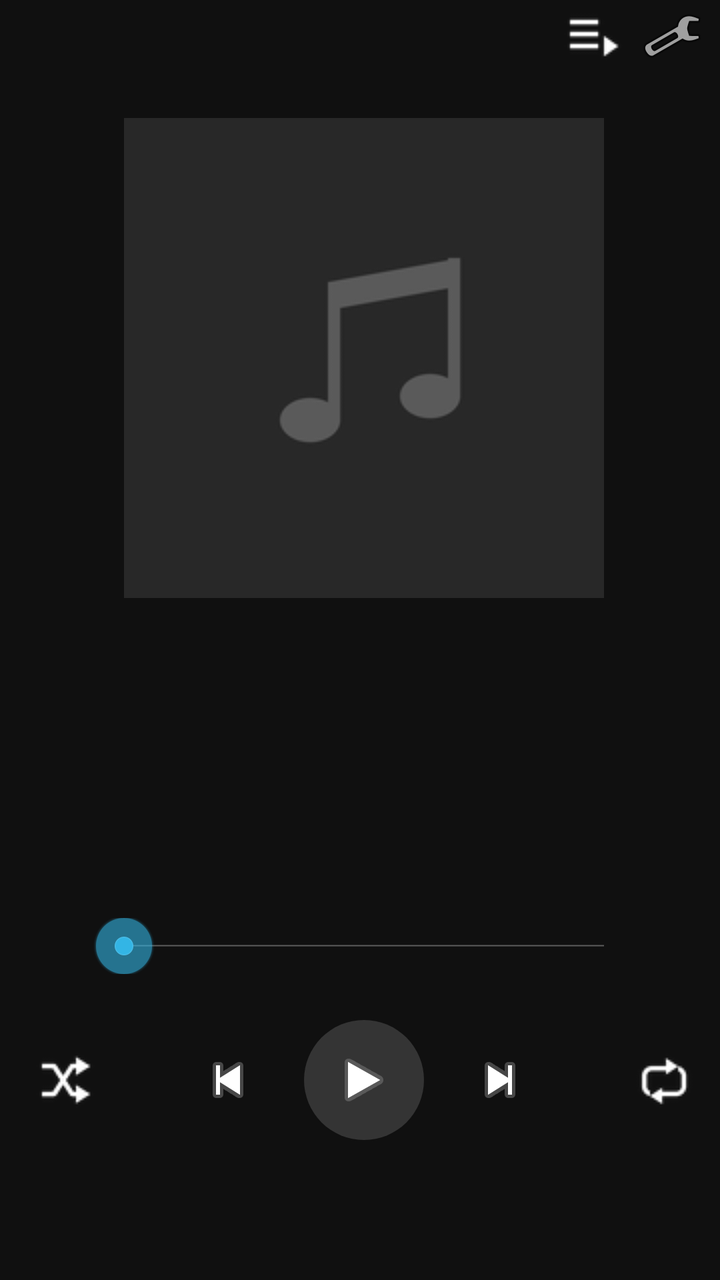
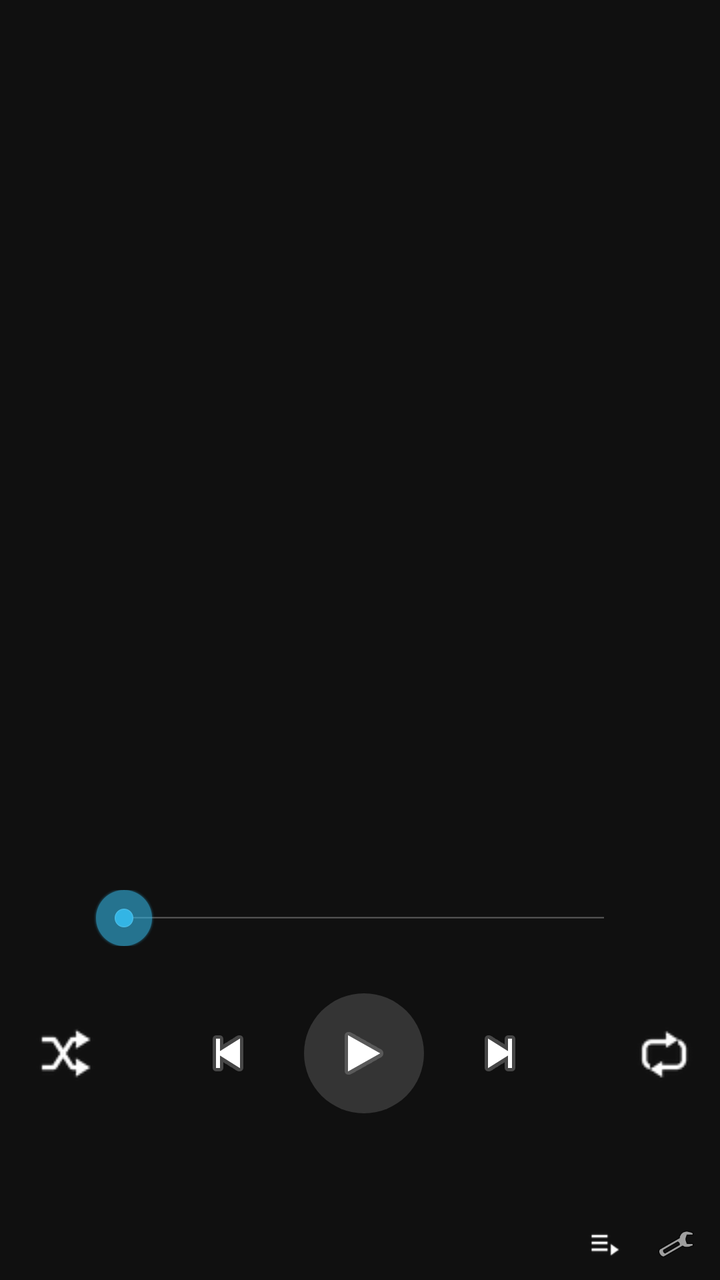

Compare the two renders of this Android layout. The source of the first and the diff that turns it into the second are given below.
<!-- AndroidManifest.xml: application theme android:Theme.Holo.NoActionBar -->
<!-- res/layout/activity_player.xml -->
<?xml version="1.0" encoding="utf-8"?>
<FrameLayout xmlns:android="http://schemas.android.com/apk/res/android"
    android:layout_width="match_parent"
    android:layout_height="match_parent"
    android:background="#ff101010">

    <LinearLayout
        android:id="@+id/player"
        android:layout_width="match_parent"
        android:layout_height="match_parent"
        android:orientation="vertical"
        android:paddingLeft="8dp"
        android:paddingRight="4dp">

        <LinearLayout
            android:layout_width="match_parent"
            android:layout_height="36dp"
            android:orientation="horizontal">

            <TextView
                android:id="@+id/status"
                android:layout_width="0dp"
                android:layout_height="match_parent"
                android:layout_weight="1"
                android:background="?android:attr/selectableItemBackground"
                android:ellipsize="end"
                android:gravity="center_vertical"
                android:maxLines="2"
                android:textColor="#ff33b5e5"
                android:textSize="12sp" />

            <ImageButton
                android:id="@+id/queue_button"
                android:layout_width="40dp"
                android:layout_height="36dp"
                android:background="?android:attr/selectableItemBackground"
                android:contentDescription="@string/queue"
                android:scaleType="centerInside"
                android:src="@drawable/ic_queue" />

            <ImageButton
                android:id="@+id/settings"
                android:layout_width="40dp"
                android:layout_height="36dp"
                android:background="?android:attr/selectableItemBackground"
                android:contentDescription="@string/settings"
                android:scaleType="centerInside"
                android:src="@android:drawable/ic_menu_preferences" />
        </LinearLayout>

        <View
            android:layout_width="match_parent"
            android:layout_height="0dp"
            android:layout_weight="1" />

        <ImageView
            android:id="@+id/artwork"
            android:layout_width="240dp"
            android:layout_height="240dp"
            android:layout_gravity="center_horizontal"
            android:contentDescription="@string/artwork"
            android:scaleType="centerCrop"
            android:src="@drawable/art_placeholder" />

        <View
            android:layout_width="match_parent"
            android:layout_height="0dp"
            android:layout_weight="3" />

        <TextView
            android:id="@+id/title"
            android:layout_width="match_parent"
            android:layout_height="wrap_content"
            android:ellipsize="marquee"
            android:gravity="center_horizontal"
            android:marqueeRepeatLimit="marquee_forever"
            android:paddingLeft="8dp"
            android:paddingRight="8dp"
            android:singleLine="true"
            android:textColor="#ffffffff"
            android:textSize="18sp" />

        <TextView
            android:id="@+id/subtitle"
            android:layout_width="match_parent"
            android:layout_height="wrap_content"
            android:layout_marginTop="2dp"
            android:ellipsize="end"
            android:gravity="center_horizontal"
            android:paddingLeft="8dp"
            android:paddingRight="8dp"
            android:singleLine="true"
            android:textColor="#ffaaaaaa"
            android:textSize="13sp" />

        <View
            android:layout_width="match_parent"
            android:layout_height="0dp"
            android:layout_weight="2" />

        <LinearLayout
            android:layout_width="match_parent"
            android:layout_height="28dp"
            android:gravity="center_vertical"
            android:orientation="horizontal">

            <TextView
                android:id="@+id/elapsed"
                android:layout_width="38dp"
                android:layout_height="wrap_content"
                android:gravity="right"
                android:textColor="#ffaaaaaa"
                android:textSize="11sp" />

            <SeekBar
                android:id="@+id/seek"
                android:layout_width="0dp"
                android:layout_height="wrap_content"
                android:layout_weight="1"
                android:paddingLeft="12dp"
                android:paddingRight="12dp" />

            <TextView
                android:id="@+id/duration"
                android:layout_width="38dp"
                android:layout_height="wrap_content"
                android:gravity="left"
                android:textColor="#ffaaaaaa"
                android:textSize="11sp" />
        </LinearLayout>

        <View
            android:layout_width="match_parent"
            android:layout_height="0dp"
            android:layout_weight="1" />

        
        <LinearLayout
            android:layout_width="match_parent"
            android:layout_height="60dp"
            android:gravity="center"
            android:orientation="horizontal">

            <ImageButton
                android:id="@+id/shuffle"
                android:layout_width="48dp"
                android:layout_height="56dp"
                android:background="?android:attr/selectableItemBackground"
                android:contentDescription="@string/shuffle"
                android:scaleType="centerInside"
                android:src="@drawable/ic_shuffle" />

            <View
                android:layout_width="0dp"
                android:layout_height="match_parent"
                android:layout_weight="1" />

            <ImageButton
                android:id="@+id/prev"
                android:layout_width="56dp"
                android:layout_height="56dp"
                android:background="?android:attr/selectableItemBackground"
                android:contentDescription="@string/prev"
                android:scaleType="centerInside"
                android:src="@android:drawable/ic_media_previous" />

            <ImageButton
                android:id="@+id/play_pause"
                android:layout_width="60dp"
                android:layout_height="60dp"
                android:layout_marginLeft="10dp"
                android:layout_marginRight="10dp"
                android:background="@drawable/play_button_bg"
                android:contentDescription="@string/play_pause"
                android:scaleType="centerInside"
                android:src="@android:drawable/ic_media_play" />

            <ImageButton
                android:id="@+id/next"
                android:layout_width="56dp"
                android:layout_height="56dp"
                android:background="?android:attr/selectableItemBackground"
                android:contentDescription="@string/next"
                android:scaleType="centerInside"
                android:src="@android:drawable/ic_media_next" />

            <View
                android:layout_width="0dp"
                android:layout_height="match_parent"
                android:layout_weight="1" />

            <ImageButton
                android:id="@+id/repeat"
                android:layout_width="48dp"
                android:layout_height="56dp"
                android:background="?android:attr/selectableItemBackground"
                android:contentDescription="@string/repeat"
                android:scaleType="centerInside"
                android:src="@drawable/ic_repeat" />
        </LinearLayout>

        <View
            android:layout_width="match_parent"
            android:layout_height="0dp"
            android:layout_weight="3" />
    </LinearLayout>

    
    <LinearLayout
        android:id="@+id/queue_panel"
        android:layout_width="match_parent"
        android:layout_height="match_parent"
        android:layout_marginTop="36dp"
        android:background="@drawable/queue_panel_bg"
        android:clickable="true"
        android:orientation="vertical"
        android:visibility="gone">

        <LinearLayout
            android:id="@+id/queue_header"
            android:layout_width="match_parent"
            android:layout_height="44dp"
            android:gravity="center_vertical"
            android:orientation="horizontal"
            android:paddingLeft="12dp">

            <TextView
                android:layout_width="0dp"
                android:layout_height="wrap_content"
                android:layout_weight="1"
                android:drawableTop="@drawable/queue_handle"
                android:drawablePadding="4dp"
                android:gravity="left"
                android:text="@string/queue_title"
                android:textColor="#ffffffff"
                android:textSize="16sp" />

            <ImageButton
                android:id="@+id/queue_close"
                android:layout_width="44dp"
                android:layout_height="44dp"
                android:background="?android:attr/selectableItemBackground"
                android:contentDescription="@string/close"
                android:scaleType="centerInside"
                android:src="@android:drawable/ic_menu_close_clear_cancel" />
        </LinearLayout>

        <ListView
            android:id="@+id/queue_list"
            android:layout_width="match_parent"
            android:layout_height="0dp"
            android:layout_weight="1"
            android:divider="#22ffffff"
            android:dividerHeight="1px"
            android:fadingEdge="vertical" />

        <TextView
            android:id="@+id/queue_empty"
            android:layout_width="match_parent"
            android:layout_height="0dp"
            android:layout_weight="1"
            android:gravity="center"
            android:text="@string/queue_empty"
            android:textColor="#ffaaaaaa"
            android:textSize="14sp"
            android:visibility="gone" />
    </LinearLayout>
</FrameLayout>
<!-- resources referenced by this layout -->
<resources>
  <!-- drawable art_placeholder: png bitmap (drawable-mdpi, 1933 bytes) -->
  <!-- drawable ic_queue: png bitmap (drawable-mdpi, 389 bytes) -->
  <!-- drawable ic_repeat: png bitmap (drawable-mdpi, 693 bytes) -->
  <!-- drawable ic_shuffle: png bitmap (drawable-mdpi, 691 bytes) -->
  <!-- drawable play_button_bg (drawable) -->
  <?xml version="1.0" encoding="utf-8"?>
  <selector xmlns:android="http://schemas.android.com/apk/res/android">
      <item android:state_pressed="true">
          <shape android:shape="oval">
              <solid android:color="#5533b5e5" />
          </shape>
      </item>
      <item>
          <shape android:shape="oval">
              <solid android:color="#26ffffff" />
          </shape>
      </item>
  </selector>
  <!-- drawable queue_handle (drawable) -->
  <?xml version="1.0" encoding="utf-8"?>
  <shape xmlns:android="http://schemas.android.com/apk/res/android" android:shape="rectangle">
      <solid android:color="#66ffffff" />
      <corners android:radius="2dp" />
      <size android:width="32dp" android:height="4dp" />
  </shape>
  <!-- drawable queue_panel_bg (drawable) -->
  <?xml version="1.0" encoding="utf-8"?>
  <shape xmlns:android="http://schemas.android.com/apk/res/android" android:shape="rectangle">
      <solid android:color="#ff1c1c1c" />
      <corners android:topLeftRadius="8dp" android:topRightRadius="8dp" />
  </shape>
  <string name="artwork">アートワーク</string>
  <string name="close">閉じる</string>
  <string name="next">次の曲</string>
  <string name="play_pause">再生/一時停止</string>
  <string name="prev">前の曲</string>
  <string name="queue">キュー</string>
  <string name="queue_empty">キューは空です</string>
  <string name="queue_title">次に再生</string>
  <string name="repeat">リピート</string>
  <string name="settings">設定</string>
  <string name="shuffle">シャッフル</string>
</resources>

<!-- the commit's change to res/layout/activity_player.xml (unified diff, before → after) -->
@@ -12,40 +12,38 @@
         android:paddingLeft="8dp"
         android:paddingRight="4dp">
 
+        
         <LinearLayout
-            android:layout_width="match_parent"
-            android:layout_height="36dp"
-            android:orientation="horizontal">
-
-            <TextView
-                android:id="@+id/status"
-                android:layout_width="0dp"
-                android:layout_height="match_parent"
+            android:id="@+id/top_strip"
+            android:layout_width="match_parent"
+            android:layout_height="20dp"
+            android:gravity="center_vertical"
+            android:orientation="horizontal"
+            android:paddingLeft="4dp"
+            android:paddingRight="4dp">
+
+            <TextView
+                android:id="@+id/clock"
+                android:layout_width="0dp"
+                android:layout_height="wrap_content"
                 android:layout_weight="1"
-                android:background="?android:attr/selectableItemBackground"
-                android:ellipsize="end"
-                android:gravity="center_vertical"
-                android:maxLines="2"
-                android:textColor="#ff33b5e5"
+                android:singleLine="true"
+                android:textColor="#ff8a8a8a"
                 android:textSize="12sp" />
 
-            <ImageButton
-                android:id="@+id/queue_button"
-                android:layout_width="40dp"
-                android:layout_height="36dp"
-                android:background="?android:attr/selectableItemBackground"
-                android:contentDescription="@string/queue"
-                android:scaleType="centerInside"
-                android:src="@drawable/ic_queue" />
-
-            <ImageButton
-                android:id="@+id/settings"
-                android:layout_width="40dp"
-                android:layout_height="36dp"
-                android:background="?android:attr/selectableItemBackground"
-                android:contentDescription="@string/settings"
-                android:scaleType="centerInside"
-                android:src="@android:drawable/ic_menu_preferences" />
+            <View
+                android:id="@+id/battery_dot"
+                android:layout_width="7dp"
+                android:layout_height="7dp"
+                android:layout_marginRight="5dp" />
+
+            <TextView
+                android:id="@+id/battery"
+                android:layout_width="wrap_content"
+                android:layout_height="wrap_content"
+                android:singleLine="true"
+                android:textColor="#ff8a8a8a"
+                android:textSize="12sp" />
         </LinearLayout>
 
         <View
@@ -59,8 +57,7 @@
             android:layout_height="240dp"
             android:layout_gravity="center_horizontal"
             android:contentDescription="@string/artwork"
-            android:scaleType="centerCrop"
-            android:src="@drawable/art_placeholder" />
+            android:scaleType="fitXY" />
 
         <View
             android:layout_width="match_parent"
@@ -202,7 +199,12 @@
         <View
             android:layout_width="match_parent"
             android:layout_height="0dp"
-            android:layout_weight="3" />
+            android:layout_weight="2" />
+
+        
+        <View
+            android:layout_width="match_parent"
+            android:layout_height="36dp" />
     </LinearLayout>
 
     
@@ -210,7 +212,7 @@
         android:id="@+id/queue_panel"
         android:layout_width="match_parent"
         android:layout_height="match_parent"
-        android:layout_marginTop="36dp"
+        android:layout_marginBottom="36dp"
         android:background="@drawable/queue_panel_bg"
         android:clickable="true"
         android:orientation="vertical"
@@ -265,4 +267,47 @@
             android:textSize="14sp"
             android:visibility="gone" />
     </LinearLayout>
+    
+    <LinearLayout
+        android:layout_width="match_parent"
+        android:layout_height="36dp"
+        android:layout_gravity="bottom"
+        android:background="#ff101010"
+        android:gravity="center_vertical"
+        android:orientation="horizontal"
+        android:paddingLeft="8dp"
+        android:paddingRight="4dp">
+
+        <TextView
+            android:id="@+id/status"
+            android:layout_width="0dp"
+            android:layout_height="match_parent"
+            android:layout_weight="1"
+            android:background="?android:attr/selectableItemBackground"
+            android:ellipsize="end"
+            android:gravity="center_vertical"
+            android:singleLine="true"
+            android:textColor="#ff5fa8c8"
+            android:textSize="12sp" />
+
+        <ImageButton
+            android:id="@+id/queue_button"
+            android:layout_width="36dp"
+            android:layout_height="36dp"
+            android:background="?android:attr/selectableItemBackground"
+            android:contentDescription="@string/queue"
+            android:padding="9dp"
+            android:scaleType="fitCenter"
+            android:src="@drawable/ic_queue" />
+
+        <ImageButton
+            android:id="@+id/settings"
+            android:layout_width="36dp"
+            android:layout_height="36dp"
+            android:background="?android:attr/selectableItemBackground"
+            android:contentDescription="@string/settings"
+            android:padding="8dp"
+            android:scaleType="fitCenter"
+            android:src="@android:drawable/ic_menu_preferences" />
+    </LinearLayout>
 </FrameLayout>
<!-- resource entries referenced after the edit -->
@@ -1,6 +1,5 @@
 <!-- resources referenced by this layout -->
 <resources>
-  <!-- drawable art_placeholder: png bitmap (drawable-mdpi, 1933 bytes) -->
   <!-- drawable ic_queue: png bitmap (drawable-mdpi, 389 bytes) -->
   <!-- drawable ic_repeat: png bitmap (drawable-mdpi, 693 bytes) -->
   <!-- drawable ic_shuffle: png bitmap (drawable-mdpi, 691 bytes) -->
